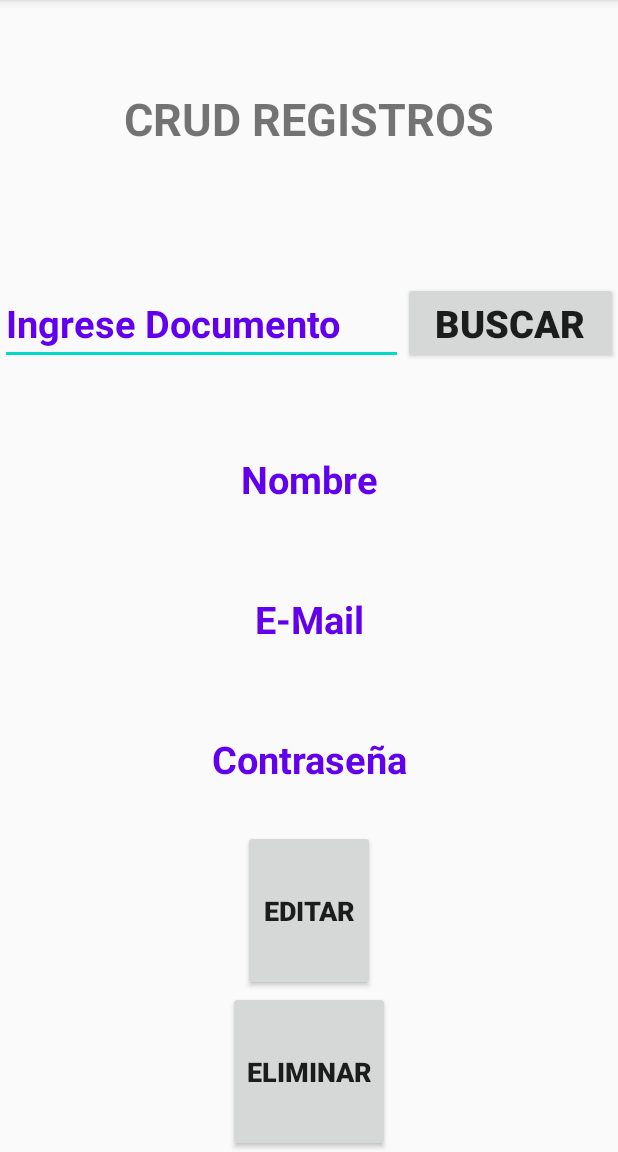
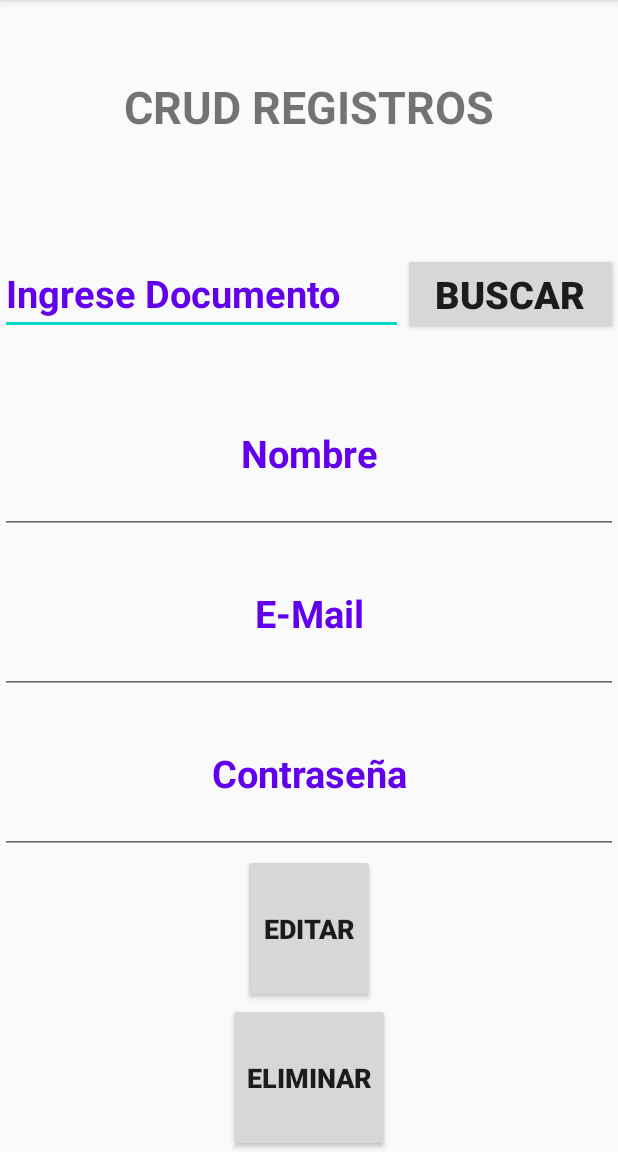
Before and after one commit to Deymoslor/Eventually_v2.1, an Android app: the registros_admin screen opened directly, with no data from a screen before it, on a phone screen of 412 x 824 dp, the part 84-1236 px from its top. Run offline under Robolectric (Android 15) with nearby library versions, the phone set to English and light mode, and no system bars; our stand-ins replace Volley; network calls fail; Roboto replaces fonts that are not available here.

Commit message:
Cambio a variables y creacion de consulta
Creación de todo el código para consultar los usuarios de el WS, modificación a id de registros_admin.

```diff
--- a/app/src/main/java/cursos/alain/eventually_v2/registros_admin.java
+++ b/app/src/main/java/cursos/alain/eventually_v2/registros_admin.java
@@ -3,12 +3,90 @@ package cursos.alain.eventually_v2;
 import androidx.appcompat.app.AppCompatActivity;
 
 import android.os.Bundle;
+import android.view.View;
+import android.widget.Button;
+import android.widget.EditText;
+import android.widget.Toast;
+
+import com.android.volley.RequestQueue;
+import com.android.volley.Response;
+import com.android.volley.VolleyError;
+import com.android.volley.toolbox.JsonArrayRequest;
+import com.android.volley.toolbox.Volley;
+
+import org.json.JSONArray;
+import org.json.JSONException;
+import org.json.JSONObject;
 
 public class registros_admin extends AppCompatActivity {
+
+    EditText Txt_Documento, Txt_Usuario, Txt_Email, Txt_Contra, Txt_Contra_c;
+    Button Btn_Buscar,Btn_Editar,Btn_Eliminar;
+
+    RequestQueue requestQueue; //Definimos este request aquí ya que varios metodos harán uso del mismo objeto.
 
     @Override
     protected void onCreate(Bundle savedInstanceState) {
         super.onCreate(savedInstanceState);
         setContentView(R.layout.activity_registros_admin);
+
+        Txt_Documento = (EditText) findViewById(R.id.Txt_Documento);
+        Txt_Usuario = (EditText) findViewById(R.id.Txt_Usuario);
+        Txt_Email = (EditText) findViewById(R.id.Txt_Email);
+        Txt_Contra = (EditText) findViewById(R.id.Txt_Contra);
+        Txt_Contra_c = (EditText) findViewById(R.id.Txt_Contra_c);
+        Btn_Buscar = (Button) findViewById(R.id.Btn_Buscar);
+        Btn_Editar = (Button) findViewById(R.id.Btn_Editar);
+        Btn_Eliminar = (Button) findViewById(R.id.Btn_Eliminar);
+
+        Btn_Buscar.setOnClickListener(new View.OnClickListener() { //llamamos el botón para buscar usuarios.
+            @Override
+            public void onClick(View v) {
+
+                buscarCliente("http://192.168.1.56/Eventually_01/Buscar_Usuarios.php?Documento="+Txt_Documento.getText()+"");
+
+            }
+        });
+
     }
+
+    //Creamos un nuevo método que nos permitirá devolver los datos buscados desde nuestra app.
+    private void buscarCliente (String URL){
+
+        JsonArrayRequest jsonArrayRequest= new JsonArrayRequest(URL, new Response.Listener<JSONArray>() {//Declaramos el típo de llamada que queremos realizar, en este caso GET como lo tenemos en nuestro PHP.
+            @Override
+            public void onResponse(JSONArray response) {
+
+                /**/
+                JSONObject jsonObject = null; //Declaramos un objeto tipo JSON.
+                for (int i = 0; i < response.length(); i++) { //Nos permitirá recorrer los datos obtenidos en el WS.
+
+                    try { //Este try lo utilizaremos para asignar a cada uno de los controles que tenemos en nuestra app por medio de nuestra tabla Cliente.
+
+                        jsonObject = response.getJSONObject(i); //Vamos almacenando con cada vuelta de ciclo la información y la vamos colocando en su respectivo punto.
+                        Txt_Usuario.setText(jsonObject.getString("Nombre_Cliente"));
+                        Txt_Email.setText(jsonObject.getString("E_Mail"));
+                        Txt_Contra.setText(jsonObject.getString("Contraseña"));
+
+                    } catch (JSONException e) {
+
+                        Toast.makeText(getApplicationContext(),e.getMessage(), Toast.LENGTH_SHORT).show();
+
+                    }
+
+                }
+            }
+        }, new Response.ErrorListener() { //Generamos el onErrorResponse para el caso de que ocurra algún problema en la conexión.
+            @Override
+            public void onErrorResponse(VolleyError error) {
+
+                Toast.makeText(getApplicationContext(),"Error de conexión :c " + error,Toast.LENGTH_SHORT).show();
+
+            }
+        });
+        requestQueue = Volley.newRequestQueue(this);
+        requestQueue.add(jsonArrayRequest);
+
+    }
+
 }
--- a/app/src/main/res/layout/activity_registros_admin.xml
+++ b/app/src/main/res/layout/activity_registros_admin.xml
@@ -29,7 +29,7 @@
         android:orientation="horizontal">
 
         <EditText
-            android:id="@+id/Txt_documentos"
+            android:id="@+id/Txt_Documento"
             android:layout_width="wrap_content"
             android:layout_height="wrap_content"
             android:layout_weight="2"
@@ -50,8 +50,8 @@
         </Button>
     </LinearLayout>
 
-    <TextView
-        android:id="@+id/Txt_Nombre"
+    <EditText
+        android:id="@+id/Txt_Usuario"
         android:layout_width="match_parent"
         android:layout_height="wrap_content"
         android:layout_weight="1"
@@ -61,9 +61,9 @@
         android:textStyle="bold"
         android:textSize="25sp"
         android:textColor="@color/colorPrimary">
-    </TextView>
+    </EditText>
 
-    <TextView
+    <EditText
         android:id="@+id/Txt_Email"
         android:layout_width="match_parent"
         android:layout_height="wrap_content"
@@ -74,10 +74,10 @@
         android:textStyle="bold"
         android:textSize="25sp"
         android:textColor="@color/colorPrimary">
-    </TextView>
+    </EditText>
 
-    <TextView
-        android:id="@+id/Txt_Contraseña"
+    <EditText
+        android:id="@+id/Txt_Contra"
         android:layout_width="match_parent"
         android:layout_height="wrap_content"
         android:layout_weight="1"
@@ -87,7 +87,7 @@
         android:textStyle="bold"
         android:textSize="25sp"
         android:textColor="@color/colorPrimary">
-    </TextView>
+    </EditText>
 
 
     <Button
```
Also changed, not shown: app/src/main/java/cursos/alain/eventually_v2/registro_Usuarios.java (+8 -2 lines).
